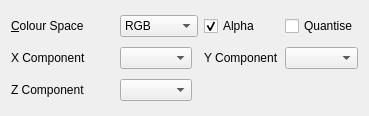
Qt form forms/colourspaceplanewidget.ui (not-surt/GfxPaint) before a commit.
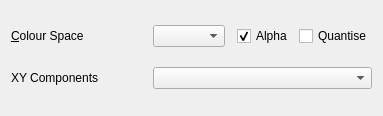
The same form after that commit.

Commit message: Simplify colour plane gui.

```diff
--- a/forms/colourspaceplanewidget.ui
+++ b/forms/colourspaceplanewidget.ui
@@ -6,7 +6,7 @@
    <rect>
     <x>0</x>
     <y>0</y>
-    <width>369</width>
+    <width>383</width>
     <height>116</height>
    </rect>
   </property>
@@ -24,46 +24,7 @@
      </property>
     </widget>
    </item>
-   <item row="0" column="1" colspan="2">
-    <widget class="QComboBox" name="colourSpaceComboBox">
-     <item>
-      <property name="text">
-       <string>RGB</string>
-      </property>
-     </item>
-     <item>
-      <property name="text">
-       <string>sRGB</string>
-      </property>
-     </item>
-     <item>
-      <property name="text">
-       <string>XYZ</string>
-      </property>
-     </item>
-     <item>
-      <property name="text">
-       <string>xyY</string>
-      </property>
-     </item>
-     <item>
-      <property name="text">
-       <string>HSV</string>
-      </property>
-     </item>
-     <item>
-      <property name="text">
-       <string>HSL</string>
-      </property>
-     </item>
-     <item>
-      <property name="text">
-       <string>HCY</string>
-      </property>
-     </item>
-    </widget>
-   </item>
-   <item row="3" column="0" colspan="5">
+   <item row="2" column="0" colspan="5">
     <layout class="QVBoxLayout" name="colourSpacePlaneLayout"/>
    </item>
    <item row="0" column="4">
@@ -73,9 +34,6 @@
      </property>
     </widget>
    </item>
-   <item row="1" column="1">
-    <widget class="QComboBox" name="xComponentComboBox"/>
-   </item>
    <item row="0" column="3">
     <widget class="QCheckBox" name="alphaCheckBox">
      <property name="text">
@@ -89,38 +47,18 @@
    <item row="1" column="0">
     <widget class="QLabel" name="xComponentLabel">
      <property name="text">
-      <string>X Component</string>
+      <string>XY Components</string>
      </property>
      <property name="buddy">
       <cstring>xComponentComboBox</cstring>
      </property>
     </widget>
    </item>
-   <item row="1" column="3">
-    <widget class="QLabel" name="yComponentLabel">
-     <property name="text">
-      <string>Y Component</string>
-     </property>
-     <property name="buddy">
-      <cstring>yComponentComboBox</cstring>
-     </property>
-    </widget>
+   <item row="0" column="1">
+    <widget class="QComboBox" name="colourSpaceComboBox"/>
    </item>
-   <item row="1" column="4">
-    <widget class="QComboBox" name="yComponentComboBox"/>
-   </item>
-   <item row="2" column="0">
-    <widget class="QLabel" name="zComponentLabel">
-     <property name="text">
-      <string>Z Component</string>
-     </property>
-     <property name="buddy">
-      <cstring>zComponentComboBox</cstring>
-     </property>
-    </widget>
-   </item>
-   <item row="2" column="1">
-    <widget class="QComboBox" name="zComponentComboBox"/>
+   <item row="1" column="1" colspan="4">
+    <widget class="QComboBox" name="xYComponentsComboBox"/>
    </item>
   </layout>
  </widget>
```
Left out of the diff: 4 changed lines with no effect on the pictures. The commit also changes 11 other files.
